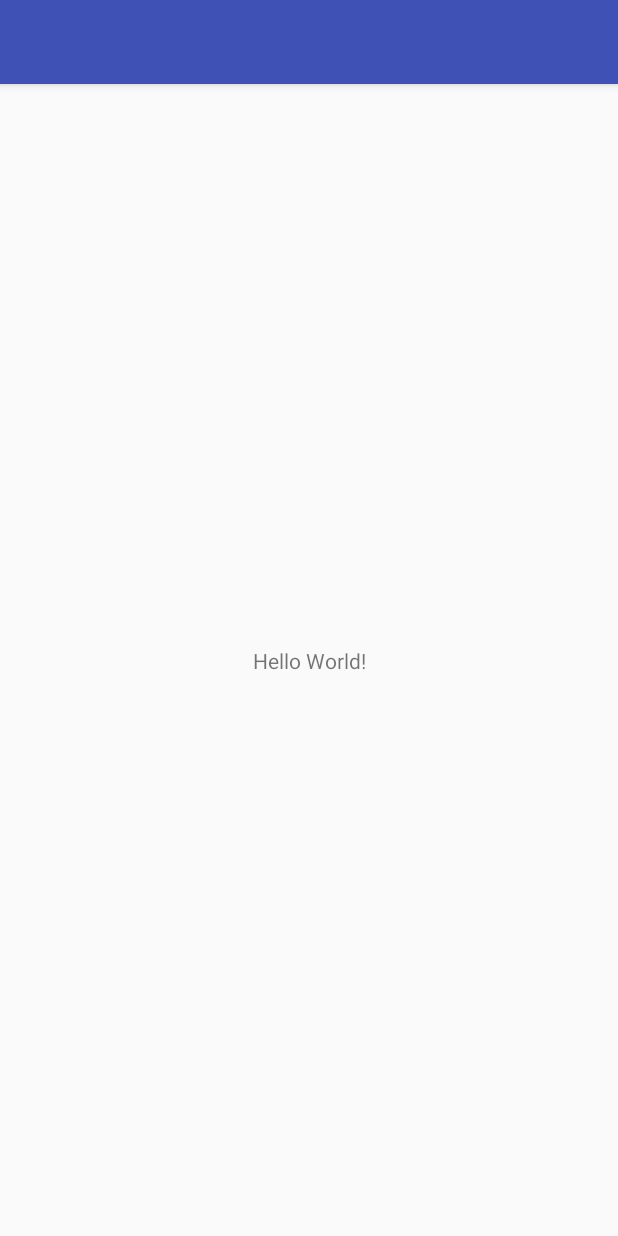
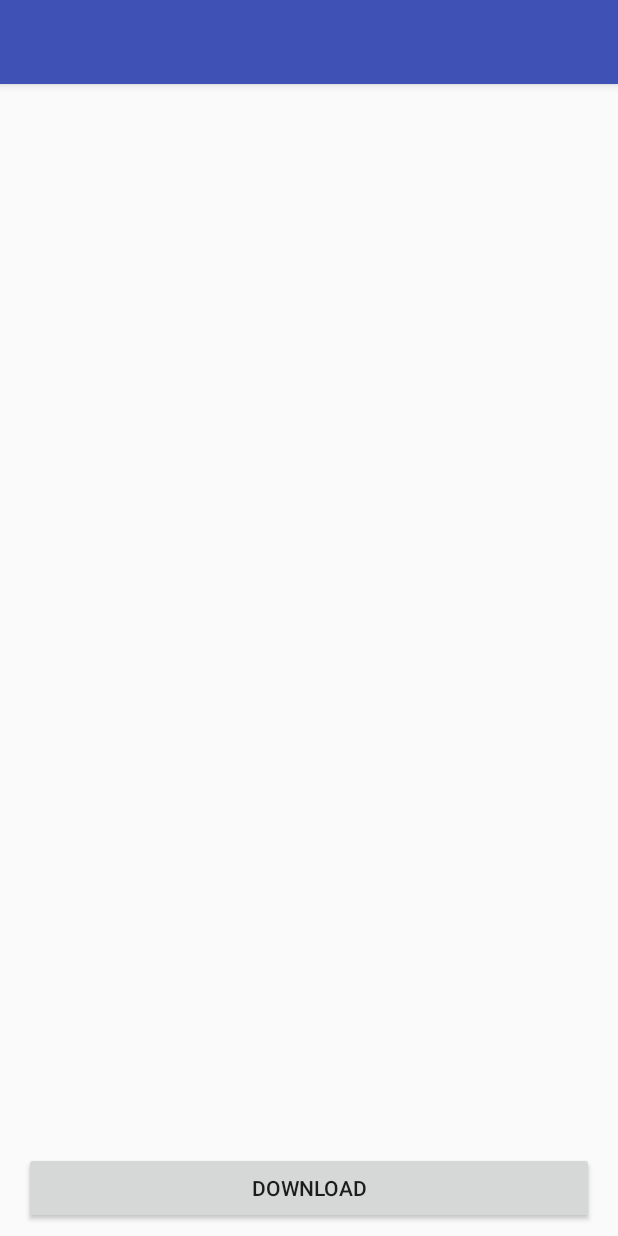
Before and after one commit to dilipkumar4813/Android-Music-Machine, an Android app: the screen it shows after launch (MainActivity), on a phone screen of 412 x 824 dp. Run offline under Robolectric (Android 15) with nearby library versions, the phone set to English and light mode, and no system bars; our stand-ins replace ButterKnife.

Commit message:
Experimenting with threads and handlers for download mechanism only when app is active

```diff
--- a/app/build.gradle
+++ b/app/build.gradle
@@ -26,5 +26,9 @@ dependencies {
     })
     compile 'com.android.support:appcompat-v7:26.+'
     compile 'com.android.support.constraint:constraint-layout:1.0.2'
+
+    compile 'com.jakewharton:butterknife:8.7.0'
+    annotationProcessor 'com.jakewharton:butterknife-compiler:8.7.0'
+
     testCompile 'junit:junit:4.12'
 }
--- a/app/src/main/res/layout/activity_main.xml
+++ b/app/src/main/res/layout/activity_main.xml
@@ -6,13 +6,15 @@
     android:layout_height="match_parent"
     tools:context="iamdilipkumar.com.musicmachine.MainActivity">
 
-    <TextView
-        android:layout_width="wrap_content"
+    <Button
+        android:id="@+id/btn_download"
+        android:layout_width="0dp"
         android:layout_height="wrap_content"
-        android:text="Hello World!"
+        android:layout_marginBottom="8dp"
+        android:layout_marginLeft="16dp"
+        android:layout_marginRight="16dp"
+        android:text="Download"
         app:layout_constraintBottom_toBottomOf="parent"
         app:layout_constraintLeft_toLeftOf="parent"
-        app:layout_constraintRight_toRightOf="parent"
-        app:layout_constraintTop_toTopOf="parent" />
-
+        app:layout_constraintRight_toRightOf="parent" />
 </android.support.constraint.ConstraintLayout>
```
Also changed, not shown: app/src/main/java/iamdilipkumar/com/musicmachine/DownloadHandler.java (added, +36 -0 lines), app/src/main/java/iamdilipkumar/com/musicmachine/DownloadTask.java (added, +23 -0 lines), app/src/main/java/iamdilipkumar/com/musicmachine/MainActivity.java (+21 -0 lines), app/src/main/java/iamdilipkumar/com/musicmachine/Playlists.java (added, +12 -0 lines).
